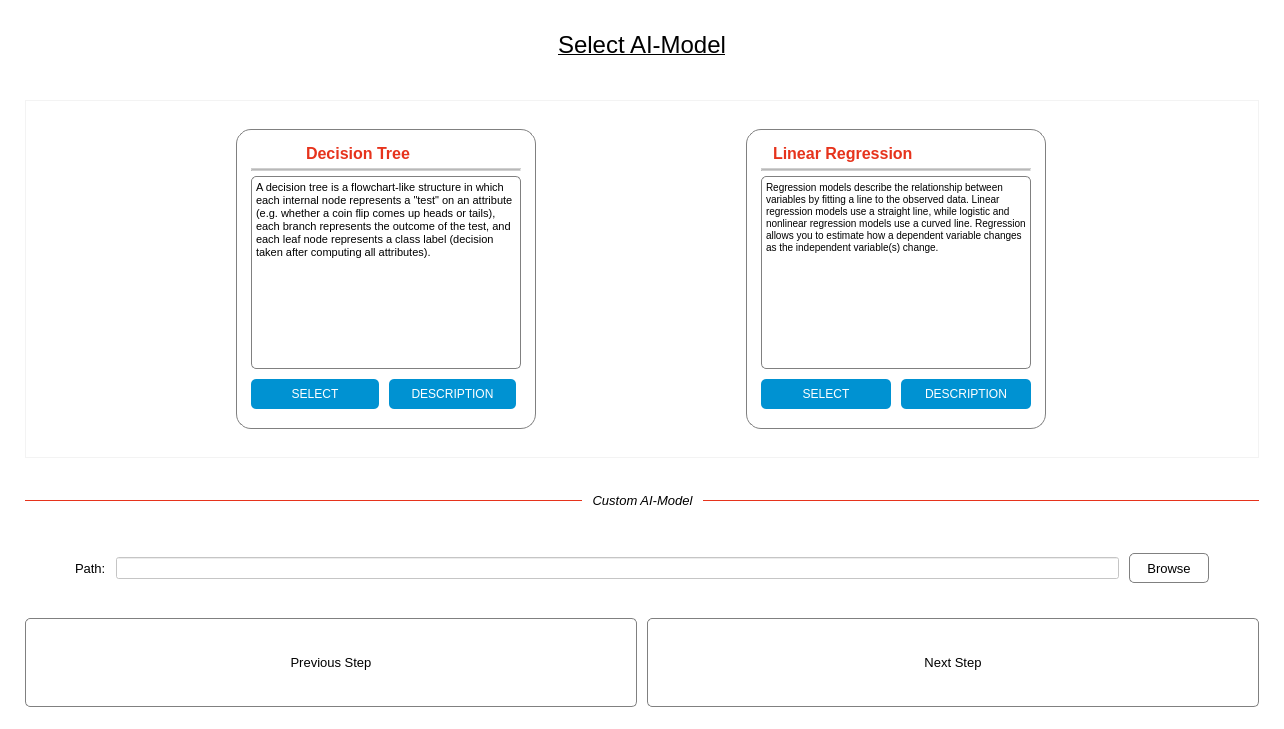
Above: UI/Design/ai-model.ui from MarkMolenmakerHU/INNO_xAITool before the change. Below: the same form after it.
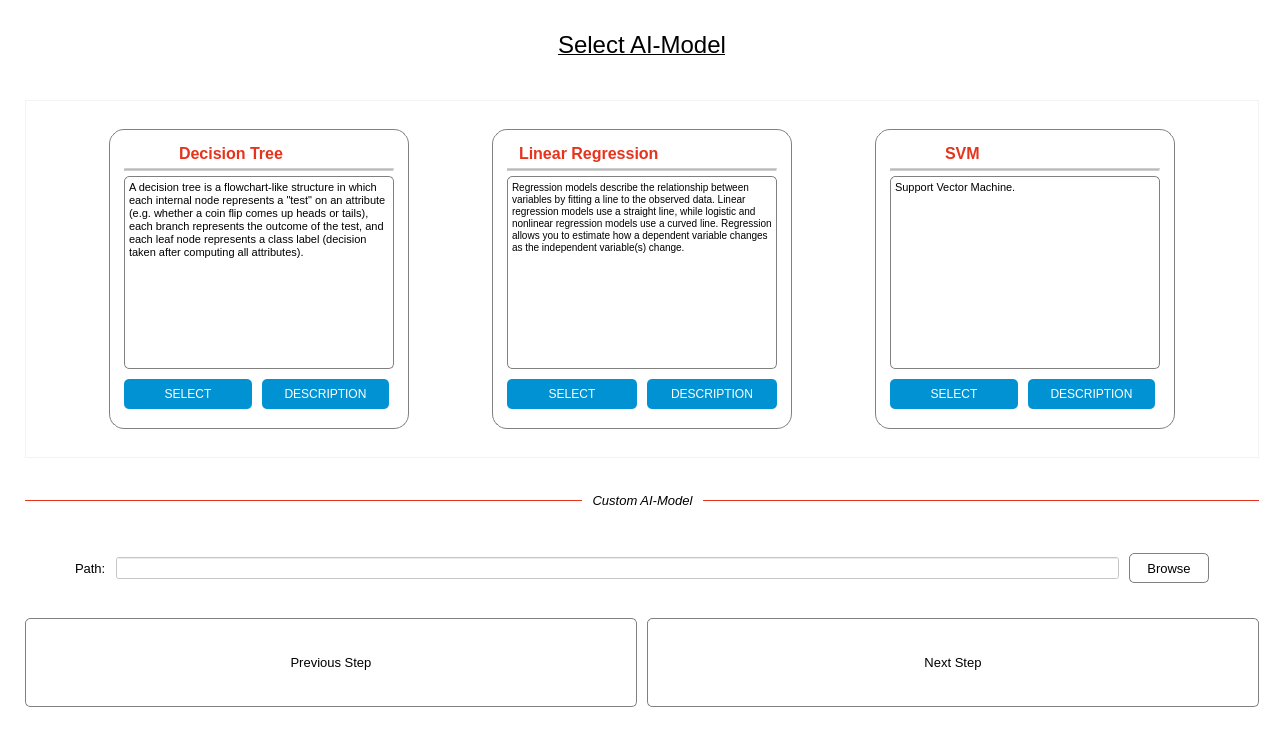
That is the form after the change. Icons and pictures are not drawn.

The edit to the form file:
```diff
--- a/UI/Design/ai-model.ui
+++ b/UI/Design/ai-model.ui
@@ -770,6 +770,228 @@
           </layout>
          </widget>
         </item>
+        <item>
+         <widget class="QWidget" name="svmWidget" native="true">
+          <property name="sizePolicy">
+           <sizepolicy hsizetype="Maximum" vsizetype="Maximum">
+            <horstretch>0</horstretch>
+            <verstretch>0</verstretch>
+           </sizepolicy>
+          </property>
+          <property name="minimumSize">
+           <size>
+            <width>300</width>
+            <height>300</height>
+           </size>
+          </property>
+          <property name="styleSheet">
+           <string notr="true">QWidget#svmWidget {
+	background: rgb(255, 255, 255);
+	border-radius: 15px;
+	border: 1px solid grey;
+}
+</string>
+          </property>
+          <layout class="QGridLayout" name="gridLayout_5" rowstretch="0,0,0,0,0">
+           <property name="leftMargin">
+            <number>15</number>
+           </property>
+           <property name="topMargin">
+            <number>15</number>
+           </property>
+           <property name="rightMargin">
+            <number>15</number>
+           </property>
+           <property name="bottomMargin">
+            <number>15</number>
+           </property>
+           <property name="spacing">
+            <number>5</number>
+           </property>
+           <item row="1" column="0">
+            <layout class="QHBoxLayout" name="horizontalLayout_11" stretch="2,4,2">
+             <property name="spacing">
+              <number>5</number>
+             </property>
+             <property name="rightMargin">
+              <number>10</number>
+             </property>
+             <item>
+              <widget class="QLabel" name="label_7">
+               <property name="sizePolicy">
+                <sizepolicy hsizetype="Fixed" vsizetype="Fixed">
+                 <horstretch>0</horstretch>
+                 <verstretch>0</verstretch>
+                </sizepolicy>
+               </property>
+               <property name="maximumSize">
+                <size>
+                 <width>50</width>
+                 <height>50</height>
+                </size>
+               </property>
+               <property name="text">
+                <string/>
+               </property>
+               <property name="pixmap">
+                <pixmap>Images/svm.png</pixmap>
+               </property>
+               <property name="scaledContents">
+                <bool>true</bool>
+               </property>
+               <property name="alignment">
+                <set>Qt::AlignCenter</set>
+               </property>
+              </widget>
+             </item>
+             <item>
+              <widget class="QLabel" name="titleLabel2">
+               <property name="font">
+                <font>
+                 <pointsize>12</pointsize>
+                 <weight>75</weight>
+                 <bold>true</bold>
+                </font>
+               </property>
+               <property name="styleSheet">
+                <string notr="true">color: #e6331c;</string>
+               </property>
+               <property name="text">
+                <string>SVM</string>
+               </property>
+              </widget>
+             </item>
+             <item>
+              <widget class="QLabel" name="infoLabel2">
+               <property name="sizePolicy">
+                <sizepolicy hsizetype="Maximum" vsizetype="Maximum">
+                 <horstretch>0</horstretch>
+                 <verstretch>0</verstretch>
+                </sizepolicy>
+               </property>
+               <property name="maximumSize">
+                <size>
+                 <width>25</width>
+                 <height>25</height>
+                </size>
+               </property>
+               <property name="cursor">
+                <cursorShape>WhatsThisCursor</cursorShape>
+               </property>
+               <property name="text">
+                <string/>
+               </property>
+               <property name="pixmap">
+                <pixmap>Images/info.png</pixmap>
+               </property>
+               <property name="scaledContents">
+                <bool>true</bool>
+               </property>
+               <property name="alignment">
+                <set>Qt::AlignRight|Qt::AlignTop|Qt::AlignTrailing</set>
+               </property>
+              </widget>
+             </item>
+            </layout>
+           </item>
+           <item row="3" column="0" colspan="2">
+            <widget class="QTextBrowser" name="textBrowser_4">
+             <property name="styleSheet">
+              <string notr="true">border: 1px solid grey;
+border-radius: 5px;</string>
+             </property>
+             <property name="html">
+              <string>&lt;!DOCTYPE HTML PUBLIC &quot;-//W3C//DTD HTML 4.0//EN&quot; &quot;http://www.w3.org/TR/REC-html40/strict.dtd&quot;&gt;
+&lt;html&gt;&lt;head&gt;&lt;meta name=&quot;qrichtext&quot; content=&quot;1&quot; /&gt;&lt;style type=&quot;text/css&quot;&gt;
+p, li { white-space: pre-wrap; }
+&lt;/style&gt;&lt;/head&gt;&lt;body style=&quot; font-family:'MS Shell Dlg 2'; font-size:7.8pt; font-weight:400; font-style:normal;&quot;&gt;
+&lt;p style=&quot; margin-top:0px; margin-bottom:0px; margin-left:0px; margin-right:0px; -qt-block-indent:0; text-indent:0px;&quot;&gt;&lt;span style=&quot; font-size:8pt;&quot;&gt;Support Vector Machine.&lt;/span&gt;&lt;/p&gt;&lt;/body&gt;&lt;/html&gt;</string>
+             </property>
+            </widget>
+           </item>
+           <item row="2" column="0" colspan="2">
+            <widget class="Line" name="line_6">
+             <property name="sizePolicy">
+              <sizepolicy hsizetype="Expanding" vsizetype="Minimum">
+               <horstretch>0</horstretch>
+               <verstretch>0</verstretch>
+              </sizepolicy>
+             </property>
+             <property name="minimumSize">
+              <size>
+               <width>0</width>
+               <height>1</height>
+              </size>
+             </property>
+             <property name="styleSheet">
+              <string notr="true">background: rgba(0, 0, 0, 0.1);</string>
+             </property>
+             <property name="midLineWidth">
+              <number>1</number>
+             </property>
+             <property name="orientation">
+              <enum>Qt::Horizontal</enum>
+             </property>
+            </widget>
+           </item>
+           <item row="4" column="0">
+            <layout class="QHBoxLayout" name="horizontalLayout_12">
+             <property name="spacing">
+              <number>10</number>
+             </property>
+             <property name="topMargin">
+              <number>5</number>
+             </property>
+             <property name="bottomMargin">
+              <number>5</number>
+             </property>
+             <item>
+              <widget class="QPushButton" name="selectButton2">
+               <property name="minimumSize">
+                <size>
+                 <width>0</width>
+                 <height>30</height>
+                </size>
+               </property>
+               <property name="cursor">
+                <cursorShape>PointingHandCursor</cursorShape>
+               </property>
+               <property name="styleSheet">
+                <string notr="true">background-color: #0092d2;
+color: white;
+border-radius: 5px;</string>
+               </property>
+               <property name="text">
+                <string>SELECT</string>
+               </property>
+              </widget>
+             </item>
+             <item>
+              <widget class="QPushButton" name="descriptionButton2">
+               <property name="minimumSize">
+                <size>
+                 <width>0</width>
+                 <height>30</height>
+                </size>
+               </property>
+               <property name="cursor">
+                <cursorShape>PointingHandCursor</cursorShape>
+               </property>
+               <property name="styleSheet">
+                <string notr="true">background-color: #0092d2;
+color: white;
+border-radius: 5px;</string>
+               </property>
+               <property name="text">
+                <string>DESCRIPTION</string>
+               </property>
+              </widget>
+             </item>
+            </layout>
+           </item>
+          </layout>
+         </widget>
+        </item>
        </layout>
       </widget>
      </widget>
```
Left out of the diff: 36 changed lines with no effect on the pictures.
